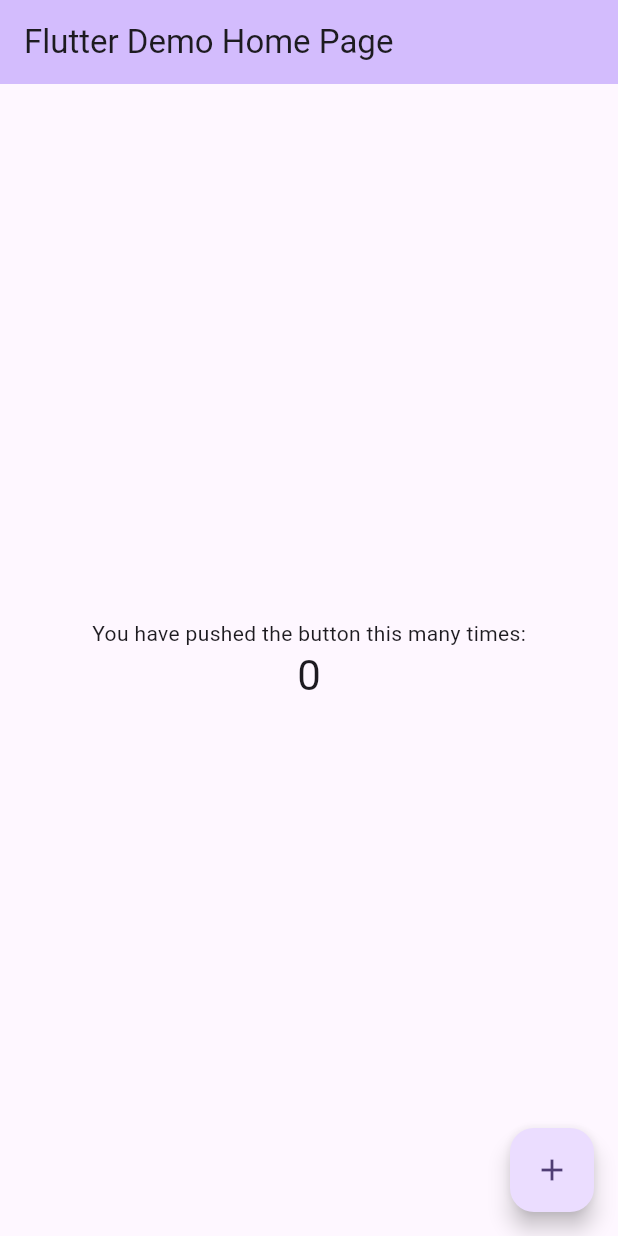
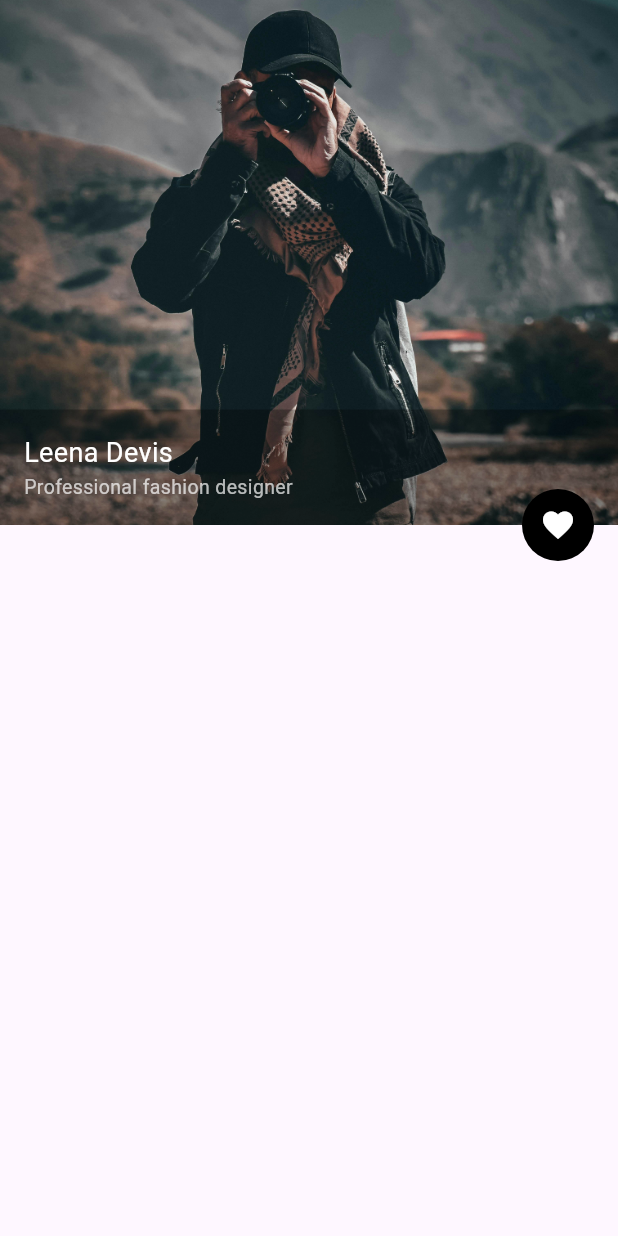
Before and after one commit to satkumar04/flutter_example, a Flutter app: the screen it shows after launch, on a phone screen of 412 x 824 dp. Run offline on Flutter 3.47's test engine with Material 3 defaults, Android fonts, the phone set to English and light mode, and no system bars.

Commit message:
stack overlapping example

```diff
--- a/flutter_samples/lib/main.dart
+++ b/flutter_samples/lib/main.dart
@@ -1,4 +1,5 @@
 import 'package:flutter/material.dart';
+import 'package:flutter_samples/stack_example.dart';
 
 void main() {
   runApp(const MyApp());
@@ -31,95 +32,7 @@ class MyApp extends StatelessWidget {
         colorScheme: ColorScheme.fromSeed(seedColor: Colors.deepPurple),
         useMaterial3: true,
       ),
-      home: const MyHomePage(title: 'Flutter Demo Home Page'),
+      home: const StackExample(),
     );
   }
 }
-
-class MyHomePage extends StatefulWidget {
-  const MyHomePage({super.key, required this.title});
-
-  // This widget is the home page of your application. It is stateful, meaning
-  // that it has a State object (defined below) that contains fields that affect
-  // how it looks.
-
-  // This class is the configuration for the state. It holds the values (in this
-  // case the title) provided by the parent (in this case the App widget) and
-  // used by the build method of the State. Fields in a Widget subclass are
-  // always marked "final".
-
-  final String title;
-
-  @override
-  State<MyHomePage> createState() => _MyHomePageState();
-}
-
-class _MyHomePageState extends State<MyHomePage> {
-  int _counter = 0;
-
-  void _incrementCounter() {
-    setState(() {
-      // This call to setState tells the Flutter framework that something has
-      // changed in this State, which causes it to rerun the build method below
-      // so that the display can reflect the updated values. If we changed
-      // _counter without calling setState(), then the build method would not be
-      // called again, and so nothing would appear to happen.
-      _counter++;
-    });
-  }
-
-  @override
-  Widget build(BuildContext context) {
-    // This method is rerun every time setState is called, for instance as done
-    // by the _incrementCounter method above.
-    //
-    // The Flutter framework has been optimized to make rerunning build methods
-    // fast, so that you can just rebuild anything that needs updating rather
-    // than having to individually change instances of widgets.
-    return Scaffold(
-      appBar: AppBar(
-        // TRY THIS: Try changing the color here to a specific color (to
-        // Colors.amber, perhaps?) and trigger a hot reload to see the AppBar
-        // change color while the other colors stay the same.
-        backgroundColor: Theme.of(context).colorScheme.inversePrimary,
-        // Here we take the value from the MyHomePage object that was created by
-        // the App.build method, and use it to set our appbar title.
-        title: Text(widget.title),
-      ),
-      body: Center(
-        // Center is a layout widget. It takes a single child and positions it
-        // in the middle of the parent.
-        child: Column(
-          // Column is also a layout widget. It takes a list of children and
-          // arranges them vertically. By default, it sizes itself to fit its
-          // children horizontally, and tries to be as tall as its parent.
-          //
-          // Column has various properties to control how it sizes itself and
-          // how it positions its children. Here we use mainAxisAlignment to
-          // center the children vertically; the main axis here is the vertical
-          // axis because Columns are vertical (the cross axis would be
-          // horizontal).
-          //
-          // TRY THIS: Invoke "debug painting" (choose the "Toggle Debug Paint"
-          // action in the IDE, or press "p" in the console), to see the
-          // wireframe for each widget.
-          mainAxisAlignment: MainAxisAlignment.center,
-          children: <Widget>[
-            const Text(
-              'You have pushed the button this many times:',
-            ),
-            Text(
-              '$_counter',
-              style: Theme.of(context).textTheme.headlineMedium,
-            ),
-          ],
-        ),
-      ),
-      floatingActionButton: FloatingActionButton(
-        onPressed: _incrementCounter,
-        tooltip: 'Increment',
-        child: const Icon(Icons.add),
-      ), // This trailing comma makes auto-formatting nicer for build methods.
-    );
-  }
-}
--- /dev/null
+++ b/flutter_samples/lib/stack_example.dart
@@ -0,0 +1,59 @@
+import 'package:flutter/material.dart';
+// ignore: unnecessary_import
+import 'package:flutter/widgets.dart';
+
+class StackExample extends StatelessWidget {
+  const StackExample({super.key});
+
+  @override
+  Widget build(BuildContext context) {
+    return Scaffold(
+      body: SizedBox(
+        width: double.infinity,
+        height: 350,
+        child: Stack(
+          clipBehavior: Clip.none,
+          children: [
+            Image.asset(
+              'assets/images/user.jpg',
+              width: double.infinity,
+              fit: BoxFit.cover,
+            ),
+            Align(
+              alignment: Alignment.bottomCenter,
+              child: Container(
+                padding: const EdgeInsets.all(16),
+                width: double.infinity,
+                color: Colors.black.withOpacity(0.3),
+                child: const Column(
+                  mainAxisSize: MainAxisSize.min,
+                  crossAxisAlignment: CrossAxisAlignment.start,
+                  children: [
+                    Text(
+                      'Leena Devis',
+                      style: TextStyle(fontSize: 18, color: Colors.white),
+                    ),
+                    Text(
+                      'Professional fashion designer',
+                      style: TextStyle(fontSize: 13, color: Colors.white70),
+                    ),
+                  ],
+                ),
+              ),
+            ),
+           const Positioned(
+            bottom: -24,
+            right: 16,
+            child: CircleAvatar(
+
+            backgroundColor: Colors.black,
+            radius:  24,
+            child: Icon(Icons.favorite,
+            color: Colors.white,),
+           ))
+          ],
+        ),
+      ),
+    );
+  }
+}
--- a/flutter_samples/pubspec.yaml
+++ b/flutter_samples/pubspec.yaml
@@ -59,9 +59,9 @@ flutter:
   uses-material-design: true
 
   # To add assets to your application, add an assets section, like this:
-  # assets:
-  #   - images/a_dot_burr.jpeg
-  #   - images/a_dot_ham.jpeg
+  assets:
+    - assets/images/
+
 
   # An image asset can refer to one or more resolution-specific "variants", see
   # https://flutter.dev/assets-and-images/#resolution-aware
```
Also changed, not shown: flutter_samples/assets/images/user.jpg (added).
